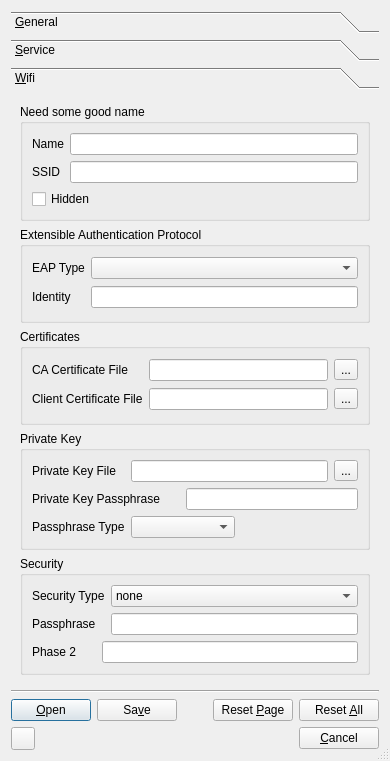
Above: code/provisioning/ui/provisioning_editor.ui from andrew-bibb/cmst before the change. Below: the same form after it.
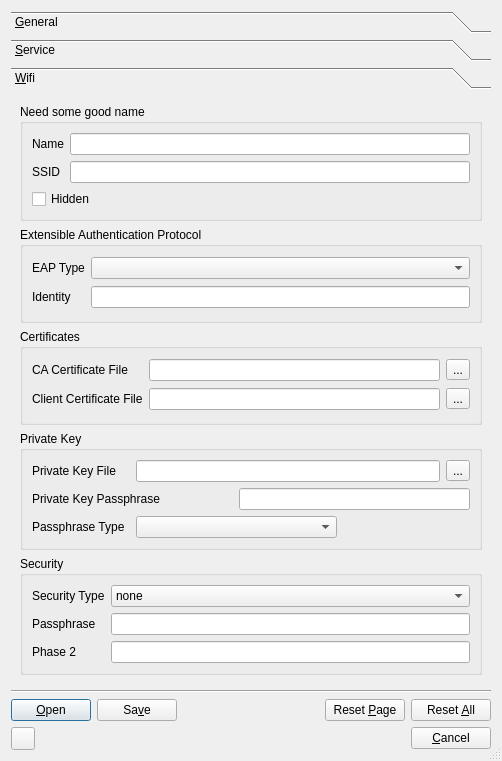
That is the form after the change. The open tabs and pages were chosen to show the change.

Commit message: validators and file dialog working

The edit to the form file:
```diff
--- a/code/provisioning/ui/provisioning_editor.ui
+++ b/code/provisioning/ui/provisioning_editor.ui
@@ -6,7 +6,7 @@
    <rect>
     <x>0</x>
     <y>0</y>
-    <width>390</width>
+    <width>502</width>
     <height>761</height>
    </rect>
   </property>
@@ -361,8 +361,8 @@
        <rect>
         <x>0</x>
         <y>0</y>
-        <width>357</width>
-        <height>579</height>
+        <width>554</width>
+        <height>589</height>
        </rect>
       </property>
       <attribute name="label">
@@ -635,7 +635,7 @@
             </property>
            </widget>
           </item>
-          <item row="2" column="1" colspan="2">
+          <item row="2" column="2">
            <widget class="QLineEdit" name="lineEdit_phase2"/>
           </item>
          </layout>
```
Left out of the diff: 38 changed lines with no effect on the pictures. The commit also changes 5 other files.
